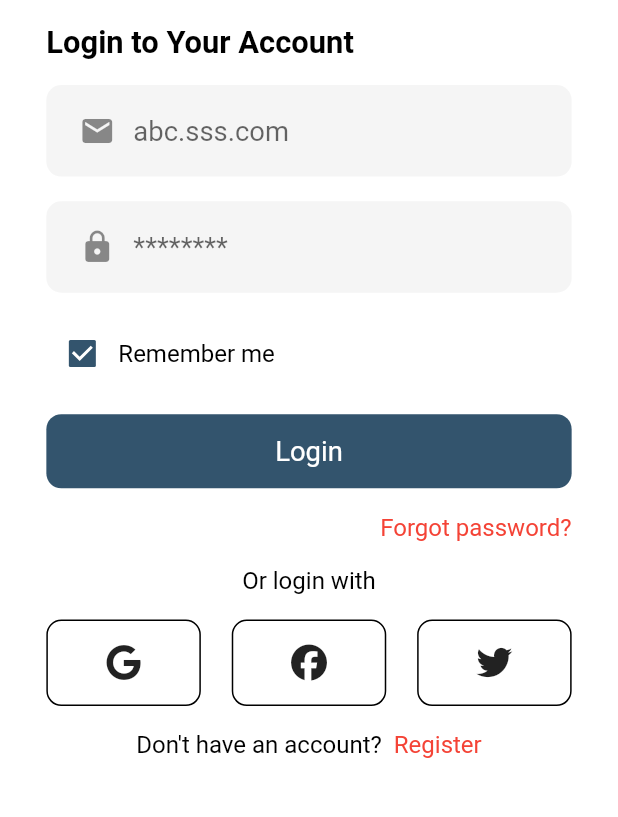
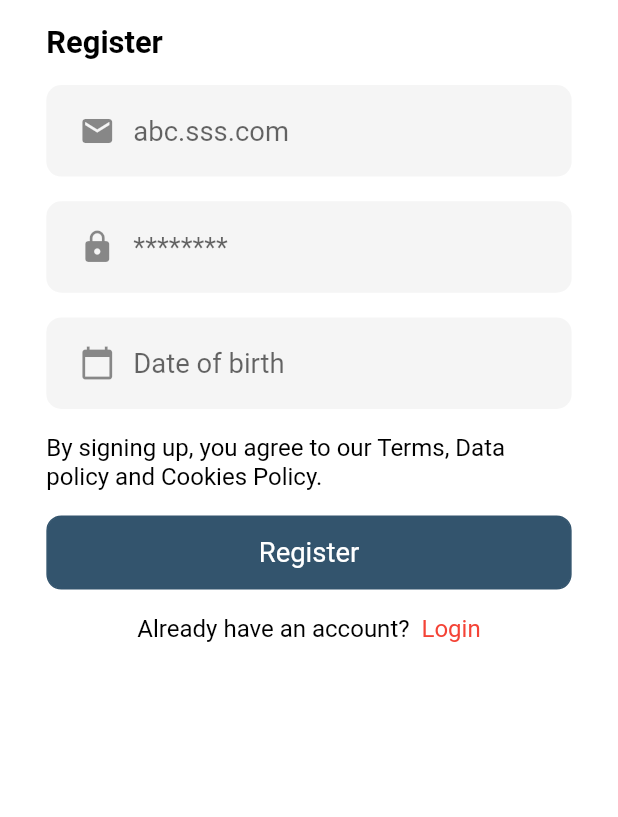
Before and after one commit to gracemakai/audilisten, a Flutter app: the screen it shows after launch, after a tap on "Don't have an account?", on a phone screen of 412 x 824 dp, the part 364-1181 px from its top. Run offline on Flutter 3.47's test engine with Material 2 defaults, Android fonts, the light colour scheme and no system bars; our stand-ins replace flutter_screenutil, font_awesome_flutter, get; Roboto replaces fonts that are missing (Muli).

Commit message:
Register screen, forgot password

```diff
--- a/lib/main.dart
+++ b/lib/main.dart
@@ -1,10 +1,8 @@
 import 'package:audilisten/screens/auth/login.dart';
-import 'package:audilisten/screens/onboading/onboarding.dart';
 import 'package:flutter/material.dart';
 import 'package:flutter_screenutil/flutter_screenutil.dart';
 import 'package:get/get.dart';
 
-import 'screens/splash/splash_screen.dart';
 import 'util/theme.dart';
 
 void main() {
@@ -19,7 +17,7 @@ class MyApp extends StatelessWidget {
   @override
   Widget build(BuildContext context) {
     return ScreenUtilInit(
-        designSize: Size(360, 690),
+        designSize: const Size(360, 690),
         minTextAdapt: true,
         splitScreenMode: true,
         builder: (context) {
--- a/lib/screens/auth/login.dart
+++ b/lib/screens/auth/login.dart
@@ -1,7 +1,10 @@
+import 'package:audilisten/screens/auth/forgotPassword/forgot_password.dart';
+import 'package:audilisten/screens/auth/register.dart';
 import 'package:audilisten/util/styles.dart';
 import 'package:flutter/material.dart';
 import 'package:flutter_screenutil/flutter_screenutil.dart';
 import 'package:font_awesome_flutter/font_awesome_flutter.dart';
+import 'package:get/get.dart';
 
 import '../widgets/button.dart';
 
@@ -12,13 +15,13 @@ class LoginScreen extends StatelessWidget {
   Widget build(BuildContext context) {
     return Scaffold(
       backgroundColor: Colors.white,
-      body: Center(
+      body: Align(
+        alignment: Alignment.topCenter,
+        child: SingleChildScrollView(
           child: Column(
             crossAxisAlignment: CrossAxisAlignment.center,
             children: [
-            SizedBox(
-              height: 0.1.sh,
-            ),
+              SizedBox(height: 0.1.sh,),
               Image.asset("assets/images/logo.png"),
               SizedBox(
                 height: 0.02.sh,
@@ -136,6 +139,7 @@ class LoginScreen extends StatelessWidget {
 
                             onTap: () {
 
+                              Get.to(() => ForgotPasswordScreen());
                             },
                             child: Text(
                               "Forgot password?",
@@ -189,7 +193,7 @@ class LoginScreen extends StatelessWidget {
                         InkWell(
 
                           onTap: () {
-
+                            Get.to(() => RegisterScreen());
                           },
                           child: Row(
                             mainAxisAlignment: MainAxisAlignment.center,
@@ -213,6 +217,7 @@ class LoginScreen extends StatelessWidget {
             ],
           ),
         ),
+      ),
     );
   }
 }
--- /dev/null
+++ b/lib/screens/auth/register.dart
@@ -0,0 +1,192 @@
+import 'package:audilisten/screens/auth/login.dart';
+import 'package:flutter/material.dart';
+import 'package:flutter_screenutil/flutter_screenutil.dart';
+import 'package:get/get.dart';
+
+import '../widgets/button.dart';
+
+class RegisterScreen extends StatelessWidget {
+  const RegisterScreen({Key? key}) : super(key: key);
+
+  @override
+  Widget build(BuildContext context) {
+    return Scaffold(
+      backgroundColor: Colors.white,
+      body: Align(
+        alignment: Alignment.topCenter,
+        child: SingleChildScrollView(
+          child: Column(
+            crossAxisAlignment: CrossAxisAlignment.center,
+
+            children: [
+              SizedBox(height: 0.1.sh,),
+              Image.asset("assets/images/logo.png"),
+              SizedBox(
+                height: 0.02.sh,
+              ),
+              Column(
+                crossAxisAlignment: CrossAxisAlignment.start,
+                children: [
+                  Text(
+                    "Register",
+                    style: TextStyle(
+                        fontSize: 18.sp,
+                        color: Colors.black,
+                        fontWeight: FontWeight.bold),
+                  ),
+                  SizedBox(
+                    height: 0.02.sh,
+                  ),
+                  Form(
+                      child: SizedBox(
+                        width: 0.85.sw,
+                        child: Column(
+                          children: [
+                            Container(
+                              decoration: BoxDecoration(
+                                  shape: BoxShape.rectangle,
+                                  color: Colors.grey[100],
+                                  borderRadius: BorderRadius.circular(10)),
+                              padding: const EdgeInsets.symmetric(horizontal: 10),
+                              child: TextFormField(
+                                //  controller: amountcontroller,
+                                maxLength: null,
+                                maxLines: null,
+                                keyboardType: TextInputType.emailAddress,
+                                decoration: InputDecoration(
+                                    hintStyle: TextStyle(
+                                      fontSize: 16.sp,
+                                    ),
+                                    hintText: "abc.sss.com",
+                                    prefixIcon: const Icon(Icons.email),
+                                    border: InputBorder.none,
+                                    focusedBorder: InputBorder.none,
+                                    enabledBorder: InputBorder.none,
+                                    errorBorder: InputBorder.none,
+                                    disabledBorder: InputBorder.none,
+                                    fillColor: Colors.white),
+                                style: TextStyle(
+                                  fontSize: 16.sp,
+                                  color: Colors.black,
+                                  fontWeight: FontWeight.w400,
+                                ),
+                              ),
+                            ),
+                            SizedBox(
+                              height: 0.02.sh,
+                            ),
+                            Container(
+                              decoration: BoxDecoration(
+                                  shape: BoxShape.rectangle,
+                                  color: Colors.grey[100],
+                                  borderRadius: BorderRadius.circular(10)),
+                              padding: const EdgeInsets.symmetric(horizontal: 10),
+                              child: TextFormField(
+                                //  controller: amountcontroller,
+                                maxLength: null,
+                                maxLines: null,
+                                keyboardType: TextInputType.visiblePassword,
+                                decoration: InputDecoration(
+                                    hintStyle: TextStyle(
+                                      fontSize: 16.sp,
+                                    ),
+                                    hintText: "********",
+                                    prefixIcon: const Icon(Icons.lock),
+                                    border: InputBorder.none,
+                                    focusedBorder: InputBorder.none,
+                                    enabledBorder: InputBorder.none,
+                                    errorBorder: InputBorder.none,
+                                    disabledBorder: InputBorder.none,
+                                    fillColor: Colors.white),
+                                style: TextStyle(
+                                  fontSize: 16.sp,
+                                  color: Colors.black,
+                                  fontWeight: FontWeight.w400,
+                                ),
+                              ),
+                            ),
+                            SizedBox(
+                              height: 0.02.sh,
+                            ),
+                            Container(
+                              decoration: BoxDecoration(
+                                  shape: BoxShape.rectangle,
+                                  color: Colors.grey[100],
+                                  borderRadius: BorderRadius.circular(10)),
+                              padding: const EdgeInsets.symmetric(horizontal: 10),
+                              child: TextFormField(
+                                //  controller: amountcontroller,
+                                maxLength: null,
+                                maxLines: null,
+                                keyboardType: TextInputType.visiblePassword,
+                                decoration: InputDecoration(
+                                    hintStyle: TextStyle(
+                                      fontSize: 16.sp,
+                                    ),
+                                    hintText: "Date of birth",
+                                    prefixIcon: const Icon(Icons.calendar_today),
+                                    border: InputBorder.none,
+                                    focusedBorder: InputBorder.none,
+                                    enabledBorder: InputBorder.none,
+                                    errorBorder: InputBorder.none,
+                                    disabledBorder: InputBorder.none,
+                                    fillColor: Colors.white),
+                                style: TextStyle(
+                                  fontSize: 16.sp,
+                                  color: Colors.black,
+                                  fontWeight: FontWeight.w400,
+                                ),
+                              ),
+                            ),
+                            SizedBox(
+                              height: 0.02.sh,
+                            ),
+                            Text(
+                              "By signing up, you agree to our Terms,"
+                                  " Data policy and Cookies Policy.",
+                              style:
+                              TextStyle(color: Colors.black, fontSize: 14.sp),
+                            ),
+                            SizedBox(
+                              height: 0.02.sh,
+                            ),
+                            DefaultButton(
+                              text: "Register",
+                              onPress: () {
+
+                              },
+                            ),
+                            SizedBox(
+                              height: 0.02.sh,
+                            ),
+                            InkWell(
+
+                              onTap: () {
+                                Get.to(( ) => LoginScreen());
+                              },
+                              child: Row(
+                                mainAxisAlignment: MainAxisAlignment.center,
+                                children: [
+                                  Text(
+                                    "Already have an account?  ",
+                                    style: TextStyle(color: Colors.black, fontSize: 14.sp),
+                                  ),
+                                  Text(
+                                    "Login",
+                                    style: TextStyle(color: Colors.red, fontSize: 14.sp),
+                                  ),
+                                ],
+                              ),
+                            )
+                          ],
+                        ),
+                      )),
+                ],
+              ),
+            ],
+          ),
+        ),
+      ),
+    );
+  }
+}
--- a/lib/screens/widgets/button.dart
+++ b/lib/screens/widgets/button.dart
@@ -12,23 +12,30 @@ class DefaultButton extends StatelessWidget {
   var text;
   var textColor;
   var fontSize;
+  var onPress;
+  var borderColor;
 
 
   DefaultButton(
-      {this.width,
+      {Key? key, this.width,
         this.height,
         this.backgroundColor,
         this.radius,
         this.text,
         this.textColor,
-        this.fontSize});
+        this.fontSize,
+      this.onPress,
+      this.borderColor}) : super(key: key);
 
   @override
   Widget build(BuildContext context) {
-    return Container(
+    return InkWell(
+      onTap: onPress,
+      child: Container(
         width: width ?? 0.9.sw,
         height: height ?? 0.06.sh,
         decoration: BoxDecoration(
+          border: Border.all(color: borderColor ?? primarycolor),
             color: backgroundColor ?? primarycolor,
             borderRadius: BorderRadius.circular(10)),
         child: Center(
@@ -37,6 +44,7 @@ class DefaultButton extends StatelessWidget {
                 fontSize: fontSize ?? 16.sp),
           ),
         ),
+      ),
     );
   }
 }
```
Also changed, not shown: lib/screens/auth/forgotPassword/confirmation_code.dart (added, +123 -0 lines), lib/screens/auth/forgotPassword/email_sent.dart (added, +81 -0 lines), lib/screens/auth/forgotPassword/forgot_password.dart (added, +123 -0 lines). Lines whose indentation alone changed are shown as unchanged.
